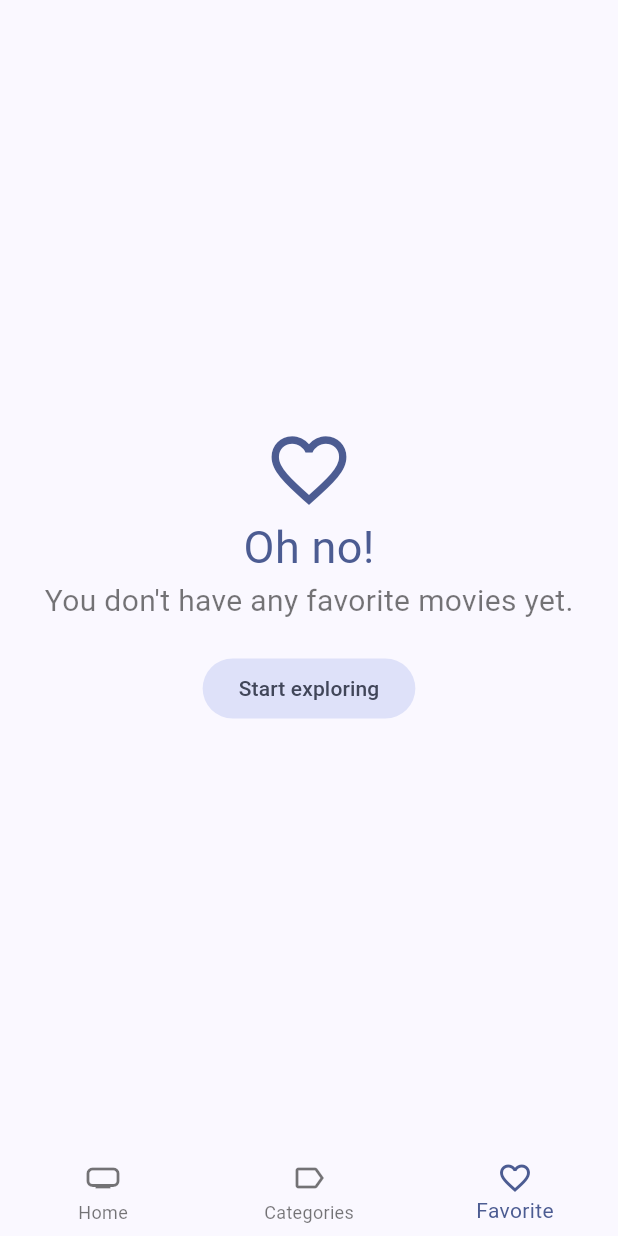
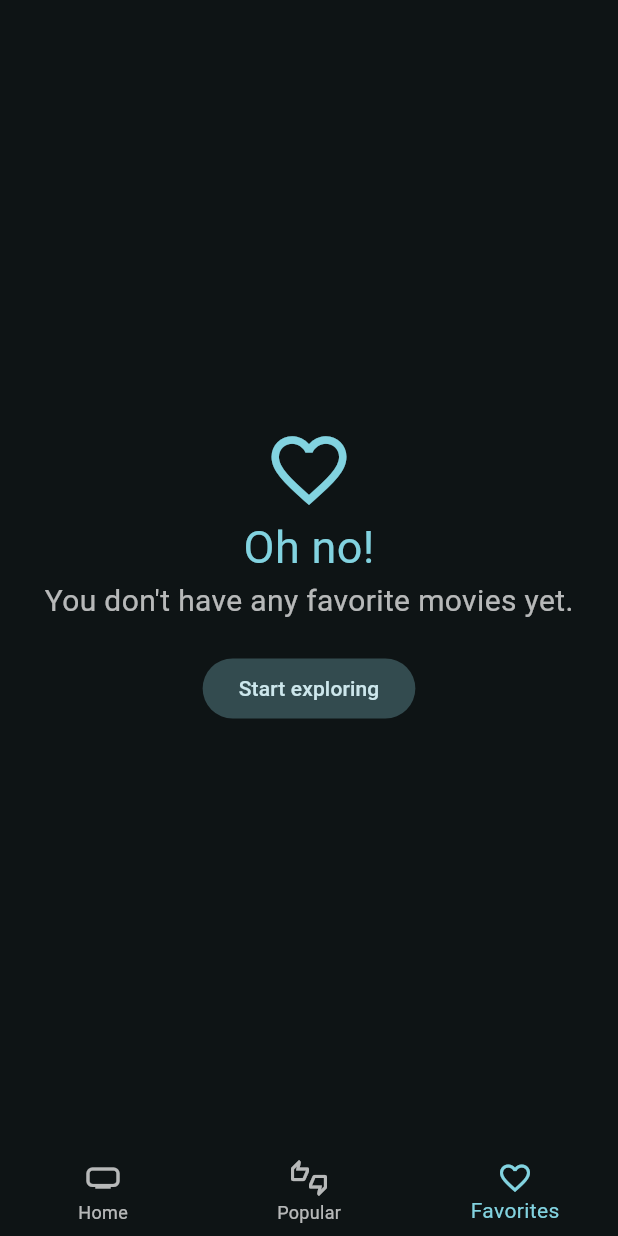
Before and after one commit to Rober7oMaG/cinemapedia, a Flutter app: the screen it shows after launch, item 3 of the bottom bar chosen, on a phone screen of 412 x 824 dp. Run offline on Flutter 3.47's test engine with Material 2 defaults, Android fonts, the light colour scheme and no system bars; our stand-ins replace animate_do, card_swiper, dio, flutter_dotenv, flutter_riverpod, go_router and 1 more; accounts and stored records are empty; generated files the repository leaves out were written again; network calls fail.

Commit message:
Change theme to dark. Adjustments on bottom navigation bar

```diff
--- a/lib/config/theme/app_theme.dart
+++ b/lib/config/theme/app_theme.dart
@@ -3,6 +3,8 @@ import 'package:flutter/material.dart';
 class AppTheme {
   ThemeData getTheme() => ThemeData(
     useMaterial3: true,
-    colorSchemeSeed: const Color(0xFF2862F5)
+    // colorSchemeSeed: const Color(0xFF2862F5),
+    colorSchemeSeed: Colors.white,
+    brightness: Brightness.dark
   );
 }
--- a/lib/presentation/views/movies/favorites_view.dart
+++ b/lib/presentation/views/movies/favorites_view.dart
@@ -64,7 +64,7 @@ class FavoritesViewState extends ConsumerState<FavoritesView> {
               'You don\'t have any favorite movies yet.',
               style: TextStyle(
                 fontSize: 20,
-                color: Colors.black54
+                color: Colors.white70
               ),
             ),
 
--- a/lib/presentation/views/movies/categories_view.dart
+++ b/lib/presentation/views/movies/popular_view.dart
@@ -7,11 +7,11 @@ class CategoriesView extends StatelessWidget {
   Widget build(BuildContext context) {
     return Scaffold(
       appBar: AppBar(
-        title: Text('Categories'),
+        title: const Text('Popular'),
         centerTitle: true,
       ),
-      body: Center(
-        child: Text('Categories View'),
+      body: const Center(
+        child: Text('Popular View'),
       ),
     );
   }
--- a/lib/presentation/views/views.dart
+++ b/lib/presentation/views/views.dart
@@ -1,3 +1,3 @@
 export 'movies/home_view.dart';
-export 'movies/categories_view.dart';
+export 'movies/popular_view.dart';
 export 'movies/favorites_view.dart';
--- a/lib/presentation/widgets/shared/custom_bottom_navigation_bar.dart
+++ b/lib/presentation/widgets/shared/custom_bottom_navigation_bar.dart
@@ -29,9 +29,12 @@ class CustomBottomNavigationBar extends StatelessWidget {
 
   @override
   Widget build(BuildContext context) {
+    final colors = Theme.of(context).colorScheme;
+
     return BottomNavigationBar(
       elevation: 0,
       currentIndex: currentIndex,
+      selectedItemColor: colors.primary,
       onTap: (index) => onItemTapped(context, index),
       items: const [
         BottomNavigationBarItem(
@@ -39,12 +42,12 @@ class CustomBottomNavigationBar extends StatelessWidget {
           label: 'Home'
         ),
         BottomNavigationBarItem(
-          icon: Icon(Icons.label_outlined),
-          label: 'Categories'
+          icon: Icon(Icons.thumbs_up_down_outlined),
+          label: 'Popular'
         ),
         BottomNavigationBarItem(
           icon: Icon(Icons.favorite_outline),
-          label: 'Favorite'
+          label: 'Favorites'
         )
       ]
     );
```
